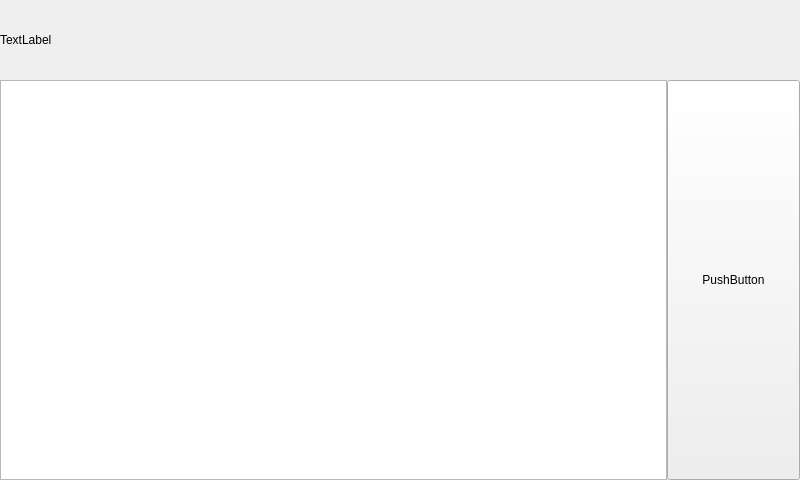
This is src/mainwindow.ui in koolkhel/bus-qt as Qt 5 draws it before an edit. The edited form follows.
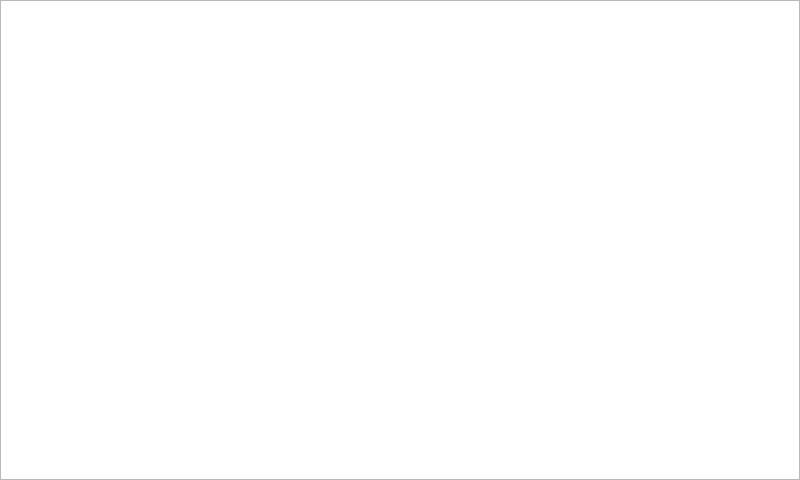
This is the edited form.

What changed in the file:
```diff
--- a/src/mainwindow.ui
+++ b/src/mainwindow.ui
@@ -31,7 +31,7 @@
 }</string>
   </property>
   <widget class="QWidget" name="centralWidget">
-   <layout class="QVBoxLayout" name="verticalLayout" stretch="1,5">
+   <layout class="QVBoxLayout" name="verticalLayout" stretch="5">
     <property name="spacing">
      <number>0</number>
     </property>
@@ -48,39 +48,13 @@
      <number>0</number>
     </property>
     <item>
-     <widget class="QLabel" name="label">
-      <property name="sizePolicy">
-       <sizepolicy hsizetype="Preferred" vsizetype="Expanding">
-        <horstretch>0</horstretch>
-        <verstretch>0</verstretch>
-       </sizepolicy>
-      </property>
-      <property name="text">
-       <string>TextLabel</string>
-      </property>
-     </widget>
-    </item>
-    <item>
-     <layout class="QHBoxLayout" name="horizontalLayout" stretch="5,1">
+     <layout class="QHBoxLayout" name="horizontalLayout" stretch="5">
       <property name="spacing">
        <number>0</number>
       </property>
       <item>
        <widget class="QGraphicsView" name="graphicsView"/>
       </item>
-      <item>
-       <widget class="QPushButton" name="pushButton_2">
-        <property name="sizePolicy">
-         <sizepolicy hsizetype="Minimum" vsizetype="Expanding">
-          <horstretch>0</horstretch>
-          <verstretch>0</verstretch>
-         </sizepolicy>
-        </property>
-        <property name="text">
-         <string>PushButton</string>
-        </property>
-       </widget>
-      </item>
      </layout>
     </item>
    </layout>
```
Left out of the diff: 19 changed lines with no effect on the pictures.
